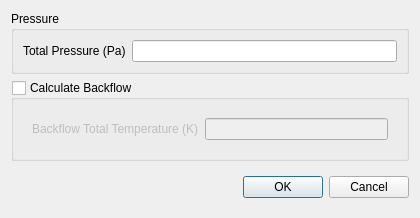
Old version of the form baramFlow/view/setup/boundary_conditions/pressure_outlet_dialog.ui in the repository nextfoam/baram.
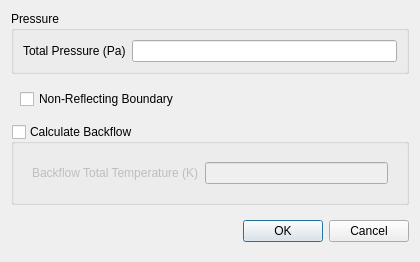
New version of the form.

What changed in the file:
```diff
--- a/baramFlow/view/setup/boundary_conditions/pressure_outlet_dialog.ui
+++ b/baramFlow/view/setup/boundary_conditions/pressure_outlet_dialog.ui
@@ -7,7 +7,7 @@
     <x>0</x>
     <y>0</y>
     <width>420</width>
-    <height>206</height>
+    <height>250</height>
    </rect>
   </property>
   <property name="minimumSize">
@@ -54,6 +54,19 @@
         </layout>
        </widget>
       </item>
+      <item>
+       <widget class="QWidget" name="NRB" native="true">
+        <layout class="QVBoxLayout" name="verticalLayout_4">
+         <item>
+          <widget class="QCheckBox" name="nonReflectingBoundary">
+           <property name="text">
+            <string>Non-Reflecting Boundary</string>
+           </property>
+          </widget>
+         </item>
+        </layout>
+       </widget>
+      </item>
       <item>
        <widget class="QGroupBox" name="calculateBackflow">
         <property name="title">
```
